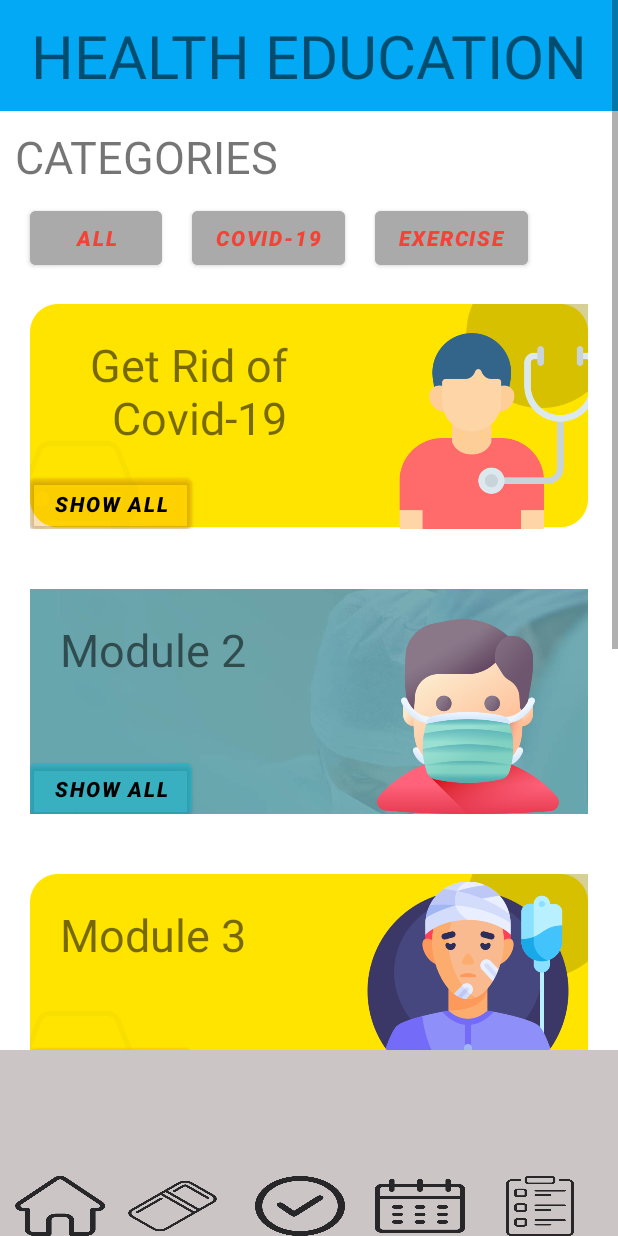
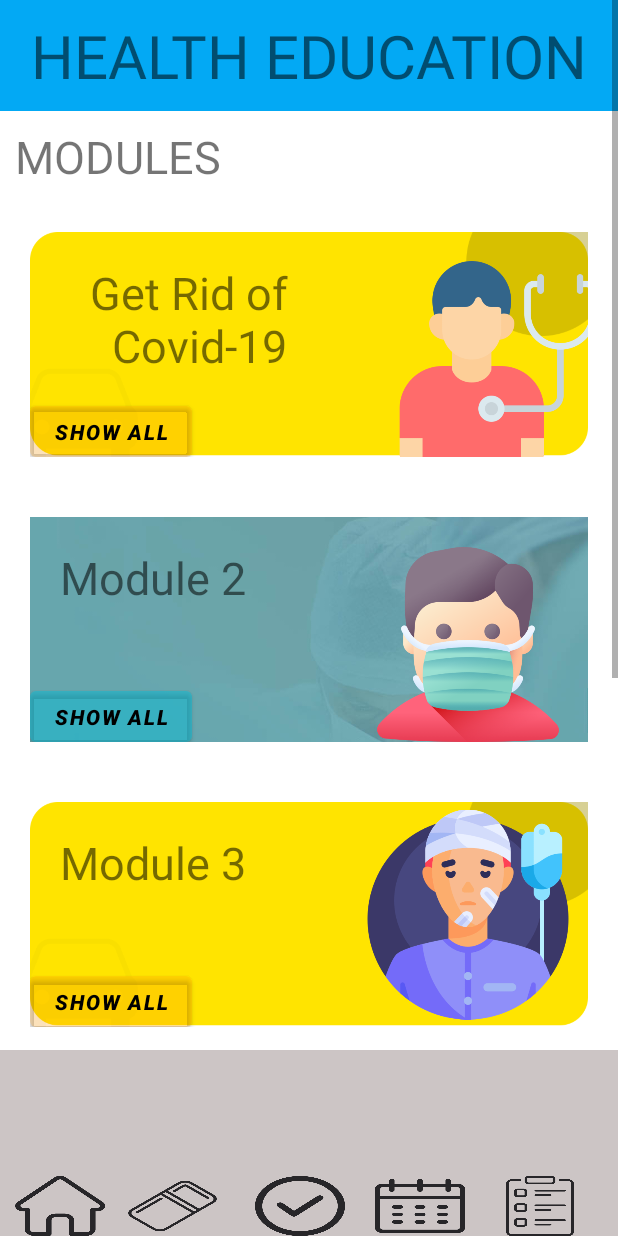
Before and after one commit to JunPeng711/PatientiveApp, an Android app: the HealthEducation screen opened directly, with no data from a screen before it, on a phone screen of 412 x 824 dp. Run offline under Robolectric (Android 15) with nearby library versions, the phone set to English and light mode, and no system bars; Roboto replaces fonts that are not available here.

Commit message:
updates (JP)

```diff
--- a/app/src/main/java/com/example/mpsd2/ChangePhone.java
+++ b/app/src/main/java/com/example/mpsd2/ChangePhone.java
@@ -89,7 +89,7 @@ public class ChangePhone extends AppCompatActivity implements View.OnClickListen
             phoneEdit.requestFocus();
             return;
         }
-        if (phone.length()>9){
+        if (phone.length()>10){
             phoneEdit.setError("Please enter a valid phone!");
             phoneEdit.requestFocus();
             return;
--- a/app/src/main/res/layout/activity_health_education.xml
+++ b/app/src/main/res/layout/activity_health_education.xml
@@ -39,47 +39,9 @@
                 android:layout_height="wrap_content"
                 android:fontFamily="@font/baloo"
                 android:padding="10dp"
-                android:text="@string/categories"
+                android:text="@string/modules"
                 android:textAllCaps="true"
                 android:textSize="30dp" />
-
-
-            <LinearLayout
-                android:layout_width="match_parent"
-                android:layout_height="wrap_content"
-                android:orientation="horizontal">
-
-                <Button
-                    android:id="@+id/FilterAll"
-                    android:layout_width="wrap_content"
-                    android:layout_height="wrap_content"
-                    android:text="All"
-                    android:layout_marginStart="20dp"
-                    android:backgroundTint="@android:color/darker_gray"
-                    android:textColor="#F44336"
-                    android:textStyle="bold|italic"/>
-
-                <Button
-                    android:id="@+id/FilterCovid"
-                    android:layout_width="wrap_content"
-                    android:layout_height="wrap_content"
-                    android:text="Covid-19"
-                    android:layout_marginStart="20dp"
-                    android:backgroundTint="@android:color/darker_gray"
-                    android:textColor="#F44336"
-                    android:textStyle="bold|italic"/>
-
-                <Button
-                    android:id="@+id/FilterExercise"
-                    android:layout_width="wrap_content"
-                    android:layout_height="wrap_content"
-                    android:text="Exercise"
-                    android:layout_marginStart="20dp"
-                    android:backgroundTint="@android:color/darker_gray"
-                    android:textColor="#F44336"
-                    android:textStyle="bold|italic"/>
-            </LinearLayout>
-
 
             <RelativeLayout
                 android:layout_width="match_parent"
--- a/app/src/main/res/values/strings.xml
+++ b/app/src/main/res/values/strings.xml
@@ -1,20 +1,12 @@
 <resources>
     <string name="app_name">MPSD2</string>
     <string name="health_education">Health Education</string>
-    <string name="categories">Categories</string>
+    <string name="modules">Modules</string>
     <string name="show_all">Show All</string>
 
     <string name="module1_paragraph1">Infectious diseases are an inherent risk to being in any group. There are steps that you must take to keep your colleagues and guests safe by stopping the spread of germs. \n\n<b>Key Concerns : </b>\n1. Exposure Risk \n2. Handwashing \n3. Coughing and Sneezing \n4. Distancing \n5. Signs of COVID-19</string>
     <string name="module1_paragraph2"><b>Crowd Management </b>\n● Keep a 6-foot distance away from guests and employees that are not in a similar workspace. \n● Do not permit animals or symptomatic guests/staff to enter or remain in the building \n● Two-party guest limit in our space</string>
     <string name="module1_paragraph3"><b>Protective Equipment</b>\n● Face masks will be made available as soon as possible\n● Gloves must be worn for all purposes. Gloves must be regularly changed and hands washed during the glove change process.</string>
     <string name="title_activity_list_of_appointments">ListOfAppointments</string>
-    <!-- Strings used for fragments for navigation -->
-    <string name="first_fragment_label">First Fragment</string>
-    <string name="second_fragment_label">Second Fragment</string>
-    <string name="next">Next</string>
-    <string name="previous">Previous</string>
-
-    <string name="hello_first_fragment">Hello first fragment</string>
-    <string name="hello_second_fragment">Hello second fragment. Arg: %1$s</string>
 
 </resources>
```
Also changed, not shown: app/src/main/res/layout/activity_user_profile.xml (+49 -46 lines), app/src/main/res/drawable/change_phone.png (added).
